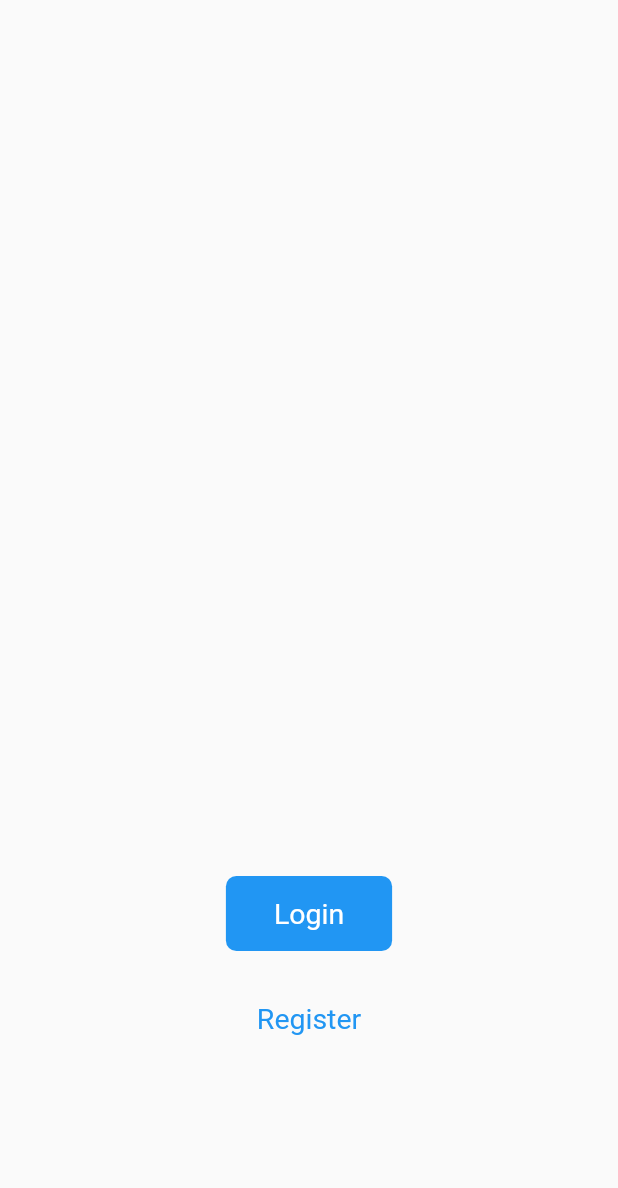
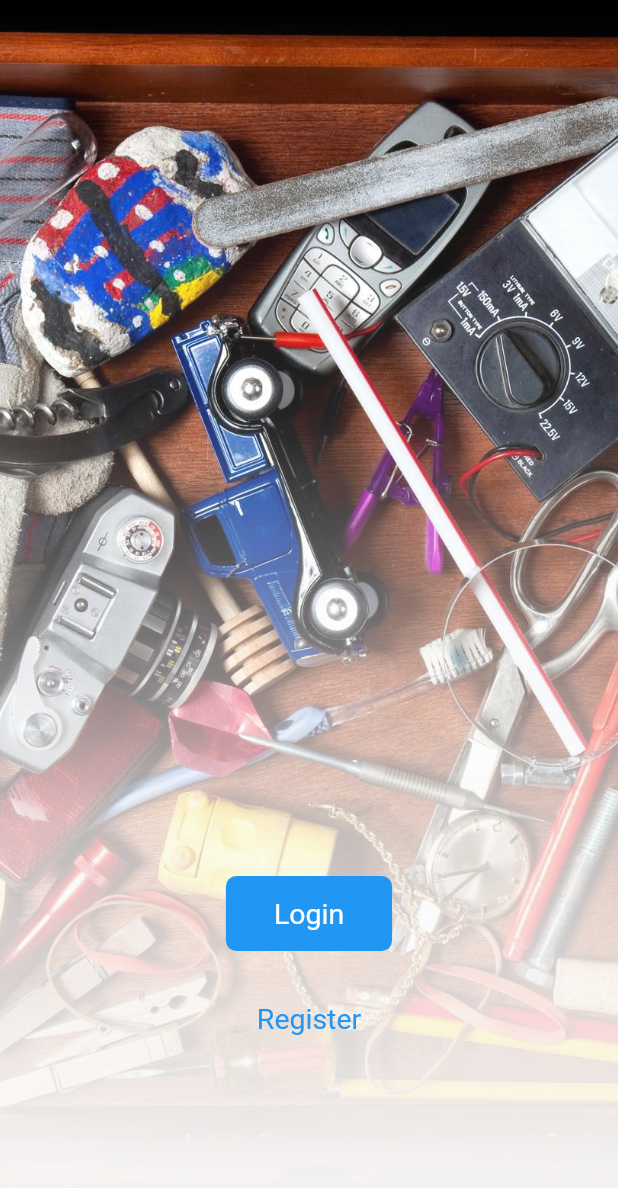
Before and after one commit to marcothuemmler/borrow-app, a Flutter app: the screen it shows after launch, on a phone screen of 412 x 824 dp. Shown: the top 1188 px of the screen. Run offline on Flutter 3.47's test engine with Material 2 defaults, Android fonts, the phone set to English and light mode, and no system bars; our stand-ins replace dio, email_validator, flutter_dotenv, flutter_riverpod, flutter_secure_storage, freezed_annotation and 2 more.

Commit message:
Proposal for backdrop on landing page

```diff
--- a/lib/views/home/home.view.dart
+++ b/lib/views/home/home.view.dart
@@ -7,21 +7,30 @@ class HomeView extends StatelessWidget {
 
   @override
   Widget build(BuildContext context) {
+    // SystemChrome.setSystemUIOverlayStyle(
+    //   const SystemUiOverlayStyle(
+    //     statusBarBrightness: Brightness.dark,
+    //   ),
+    // );
     return Scaffold(
-      body: Container(
-        padding: const EdgeInsets.only(bottom: 120),
-        width: MediaQuery.of(context).size.width,
-        height: MediaQuery.of(context).size.height,
-        // decoration: const BoxDecoration(
-        //   image: DecorationImage(
-        //     image: AssetImage("assets/images/background"),
-        //     fit: BoxFit.cover,
-        //   ),
-        // ),
-        child: SafeArea(
-          top: true,
-          bottom: true,
-          child: Column(
+      body: Stack(
+        fit: StackFit.expand,
+        children: [
+          ShaderMask(
+            shaderCallback: (rect) {
+              return const LinearGradient(
+                begin: Alignment.topCenter,
+                end: Alignment.bottomCenter,
+                colors: [Colors.black, Colors.black87, Colors.black26, Colors.transparent],
+              ).createShader(Rect.fromLTRB(0, 0, rect.width, MediaQuery.of(context).size.height));
+            },
+            blendMode: BlendMode.dstIn,
+            child: Image.asset(
+              'assets/images/mess.jpg',
+              fit: BoxFit.cover,
+            ),
+          ),
+          Column(
             mainAxisAlignment: MainAxisAlignment.end,
             children: <Widget>[
               ElevatedButton(
@@ -34,10 +43,13 @@ class HomeView extends StatelessWidget {
               TextButton(
                 onPressed: () => context.goNamed(signupRoute.name),
                 child: const Text("Register"),
+              ),
+              const SizedBox(
+                height: 120,
               )
             ],
           ),
-        ),
+        ],
       ),
     );
   }
--- a/pubspec.yaml
+++ b/pubspec.yaml
@@ -71,6 +71,7 @@ flutter:
   # To add assets to your application, add an assets section, like this:
   assets:
     - assets/.env
+    - assets/images/mess.jpg
 
   # An image asset can refer to one or more resolution-specific "variants", see
   # https://flutter.dev/assets-and-images/#resolution-aware
```
Also changed, not shown: assets/images/mess.jpg (added), pubspec.lock, 1 other file.
